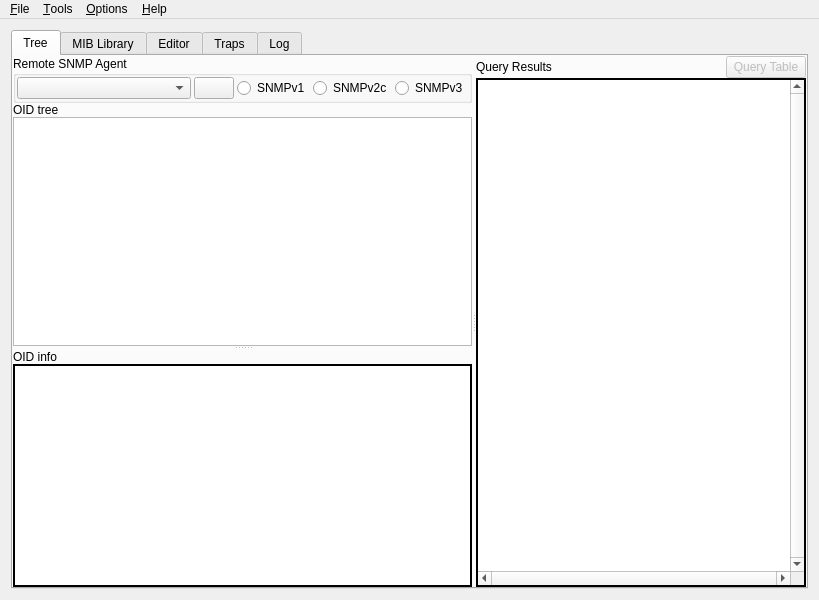
Above: app/mainw.ui from Token-Ring-Joe/mib-navigator before the change. Below: the same form after it.
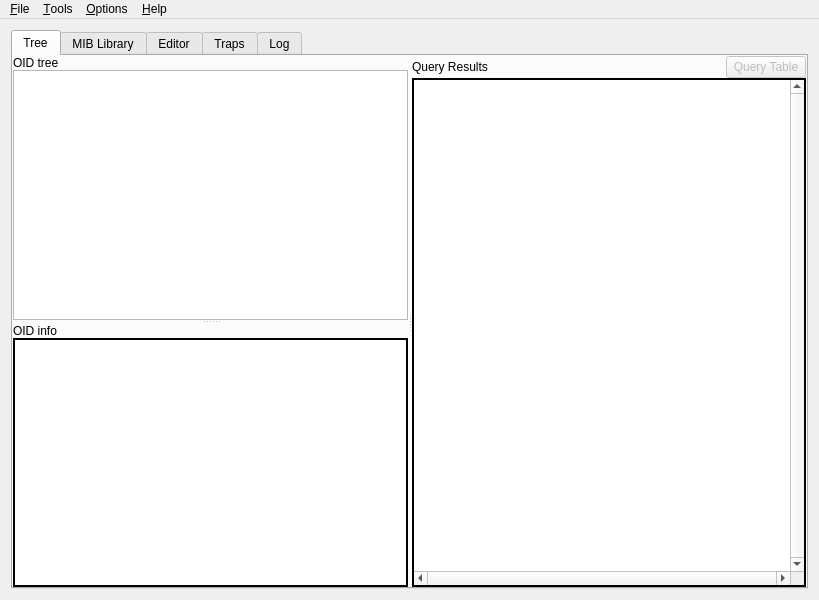
That is the form after the change. Icons and pictures are not drawn. Custom widgets are drawn as their Qt base class.

Commit message: Retire the Agent Profile subsystem (redesign step 8b)

The edit to the form file:
```diff
--- a/app/mainw.ui
+++ b/app/mainw.ui
@@ -119,99 +119,6 @@
              <property name="bottomMargin">
               <number>0</number>
              </property>
-             <item>
-              <widget class="QGroupBox" name="AgentProperties">
-               <property name="title">
-                <string>Remote SNMP Agent</string>
-               </property>
-               <layout class="QGridLayout">
-                <property name="leftMargin">
-                 <number>1</number>
-                </property>
-                <property name="topMargin">
-                 <number>1</number>
-                </property>
-                <property name="rightMargin">
-                 <number>1</number>
-                </property>
-                <property name="bottomMargin">
-                 <number>1</number>
-                </property>
-                <property name="spacing">
-                 <number>3</number>
-                </property>
-                <item row="0" column="4">
-                 <widget class="QRadioButton" name="AgentProtoV3">
-                  <property name="sizePolicy">
-                   <sizepolicy hsizetype="Fixed" vsizetype="Fixed">
-                    <horstretch>0</horstretch>
-                    <verstretch>0</verstretch>
-                   </sizepolicy>
-                  </property>
-                  <property name="text">
-                   <string notr="true">SNMPv3</string>
-                  </property>
-                 </widget>
-                </item>
-                <item row="0" column="3">
-                 <widget class="QRadioButton" name="AgentProtoV2">
-                  <property name="sizePolicy">
-                   <sizepolicy hsizetype="Fixed" vsizetype="Fixed">
-                    <horstretch>0</horstretch>
-                    <verstretch>0</verstretch>
-                   </sizepolicy>
-                  </property>
-                  <property name="text">
-                   <string notr="true">SNMPv2c</string>
-                  </property>
-                 </widget>
-                </item>
-                <item row="0" column="0">
-                 <widget class="QComboBox" name="AgentProfile">
-                  <property name="sizePolicy">
-                   <sizepolicy hsizetype="Preferred" vsizetype="Fixed">
-                    <horstretch>0</horstretch>
-                    <verstretch>0</verstretch>
-                   </sizepolicy>
-                  </property>
-                 </widget>
-                </item>
-                <item row="0" column="1">
-                 <widget class="QPushButton" name="AgentSettings">
-                  <property name="sizePolicy">
-                   <sizepolicy hsizetype="Fixed" vsizetype="Fixed">
-                    <horstretch>0</horstretch>
-                    <verstretch>0</verstretch>
-                   </sizepolicy>
-                  </property>
-                  <property name="text">
-                   <string/>
-                  </property>
-                  <property name="icon">
-                   <iconset resource="snmpb.qrc">
-                    <normaloff>:/icon/cog</normaloff>:/icon/cog</iconset>
-                  </property>
-                 </widget>
-                </item>
-                <item row="0" column="2">
-                 <widget class="QRadioButton" name="AgentProtoV1">
-                  <property name="sizePolicy">
-                   <sizepolicy hsizetype="Fixed" vsizetype="Fixed">
-                    <horstretch>0</horstretch>
-                    <verstretch>0</verstretch>
-                   </sizepolicy>
-                  </property>
-                  <property name="text">
-                   <string notr="true">SNMPv1</string>
-                  </property>
-                  <property name="autoRepeat">
-                   <bool>false</bool>
-                  </property>
-                 </widget>
-                </item>
-               </layout>
-              </widget>
-             </item>
              <item>
               <widget class="QLabel" name="MIBTreeL">
                <property name="text">
```
Left out of the diff: 11 changed lines with no effect on the pictures. The commit also changes 49 other files.
